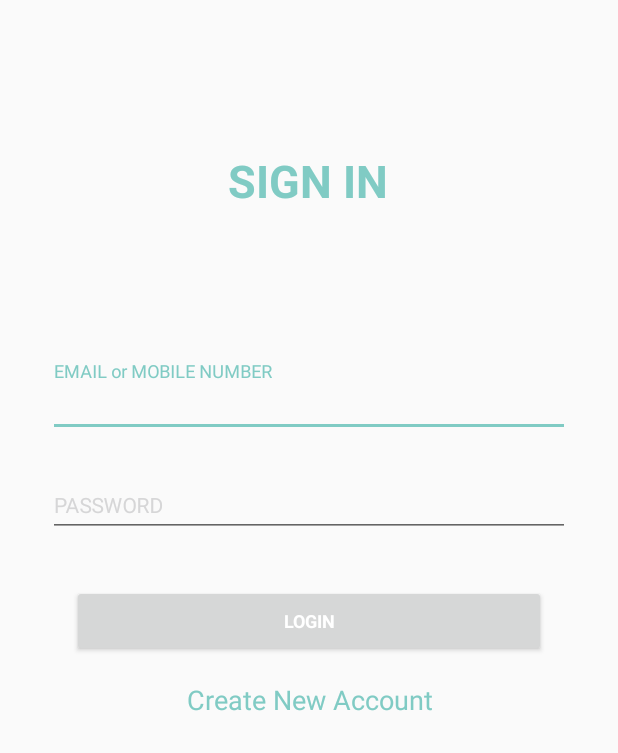
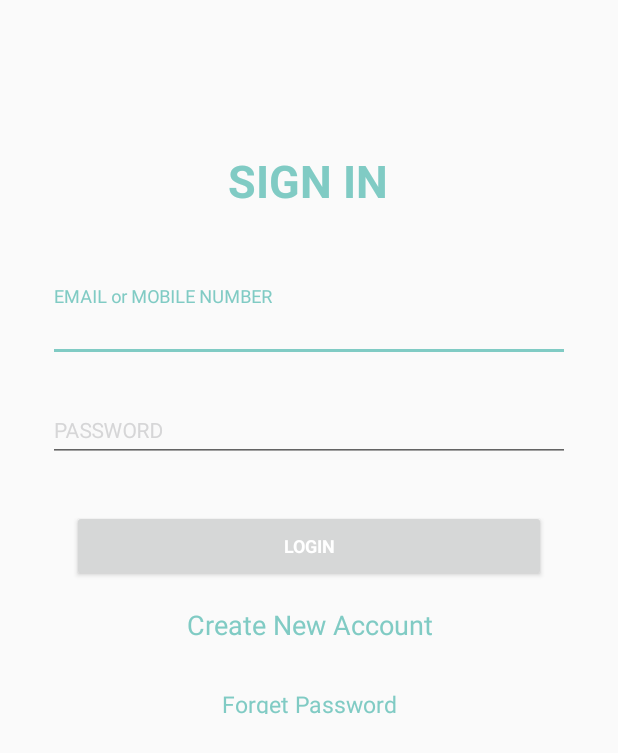
Before and after one commit to levirgon/blog-reader-app, an Android app: the screen it shows after launch (LoginActivity), on a phone screen of 412 x 824 dp. Shown: the top 753 px of the screen. Run offline under Robolectric (Android 15) with nearby library versions, the phone set to English and light mode, and no system bars; libraries missing offline, so code that uses them is left out: com.vstechlab.easyfonts; plain views replace FButton; 6 statements that could not run were skipped.

Commit message:
BG color SI/SU editText font color enter key press forget pass page theme fixed

```diff
--- a/app/src/main/res/layout/activity_fragment_container.xml
+++ b/app/src/main/res/layout/activity_fragment_container.xml
@@ -6,6 +6,7 @@
     android:id="@+id/drawer_layout"
     android:layout_width="match_parent"
     android:layout_height="match_parent"
+    android:background="@color/colorBackground"
     tools:context="com.example.noushad.blogbee.activity.FragmentContainerActivity">
 
     <LinearLayout
--- a/app/src/main/res/layout/activity_login.xml
+++ b/app/src/main/res/layout/activity_login.xml
@@ -21,7 +21,7 @@
         app:layout_constraintHorizontal_bias="0.0"
         app:layout_constraintLeft_toLeftOf="parent"
         app:layout_constraintRight_toRightOf="parent"
-        android:layout_marginTop="100dp"
+        android:layout_marginTop="50dp"
         app:layout_constraintTop_toBottomOf="@+id/tv_signIn">
 
         <EditText
@@ -31,8 +31,8 @@
             android:hint="@string/email_hint"
             android:inputType="textEmailAddress"
             android:shadowColor="@color/colorAccent"
-            android:textColor="@color/colorAccent"
-            android:textColorHighlight="@color/colorAccent"
+            android:textColor="@color/colorFont"
+            android:textColorHighlight="@color/colorFont"
             android:textColorHint="@color/colorAccent"
             android:textColorLink="@color/colorAccent"
             android:textSize="14sp"/>
@@ -61,8 +61,8 @@
             android:inputType="textPassword"
             android:shadowColor="@color/colorAccent"
             android:textAlignment="viewStart"
-            android:textColor="@color/colorAccent"
-            android:textColorHighlight="@color/colorAccent"
+            android:textColor="@color/colorFont"
+            android:textColorHighlight="@color/colorFont"
             android:textColorHint="@color/colorAccent"
             android:textColorLink="@color/colorAccent"
             android:textSize="14sp"/>
@@ -120,4 +120,20 @@
         app:layout_constraintLeft_toLeftOf="parent"
         app:layout_constraintRight_toRightOf="parent"
         app:layout_constraintTop_toTopOf="parent"/>
+
+    <TextView
+        android:id="@+id/tv_forgetPass"
+        android:layout_width="wrap_content"
+        android:layout_height="17dp"
+        android:text="Forget Password"
+        android:gravity="center"
+        android:textColor="@color/colorAccent"
+        android:textSize="15sp"
+        android:fontFamily="sans-serif"
+        app:layout_constraintLeft_toLeftOf="parent"
+        app:layout_constraintRight_toRightOf="parent"
+        app:layout_constraintTop_toBottomOf="@+id/create_account"
+        tools:ignore="UnknownId"
+        android:layout_marginTop="30dp"
+        app:layout_constraintHorizontal_bias="0.501" />
 </android.support.constraint.ConstraintLayout>
--- a/app/src/main/res/layout/custom_toolbar.xml
+++ b/app/src/main/res/layout/custom_toolbar.xml
@@ -4,8 +4,8 @@
                                    android:id="@+id/custom_toolbar"
                                    android:layout_width="match_parent"
                                    android:layout_height="wrap_content"
-                                   android:background="@color/colorPrimaryDark"
-                                   android:minHeight="72dp"
+                                   android:background="@color/colorPrimary"
+                                   android:minHeight="60dp"
                                    android:orientation="vertical"
                                    app:theme="@style/ThemeOverlay.AppCompat.Light">
 
--- a/app/src/main/res/values/colors.xml
+++ b/app/src/main/res/values/colors.xml
@@ -1,7 +1,9 @@
 <?xml version="1.0" encoding="utf-8"?>
 <resources>
-    <color name="colorPrimary">#4db6ac</color>
-    <color name="colorPrimaryDark">#ffffff</color>
+    <color name="colorPrimary">#5cbcb3</color>
+    <color name="colorPrimaryDark">#4db6ac</color>
     <color name="colorAccent">#80cbc4</color>
+    <color name="colorFont">#00000a</color>
+    <color name="colorBackground">#e6e6e6</color>
 
 </resources>
--- a/app/src/main/res/values/strings.xml
+++ b/app/src/main/res/values/strings.xml
@@ -18,6 +18,7 @@
     <string name="home">Home</string>
     <string name="create_new_account">Create New Account</string>
     <string name="login">Login</string>
+    <string name="recover_pass">Send</string>
     <string name="description">Description</string>
     <string name="post">Post</string>
     <string name="_5_minutes_ago">5 min ago</string>
```
Also changed, not shown: app/src/main/AndroidManifest.xml (+13 -8 lines), app/src/main/java/com/example/noushad/blogbee/activity/ForgetPasswordActivity.java (added, +31 -0 lines), app/src/main/java/com/example/noushad/blogbee/activity/LoginActivity.java (+44 -0 lines), app/src/main/res/layout/activity_forget_password.xml (added, +53 -0 lines), app/src/main/res/layout/list_item.xml (+33 -30 lines).
